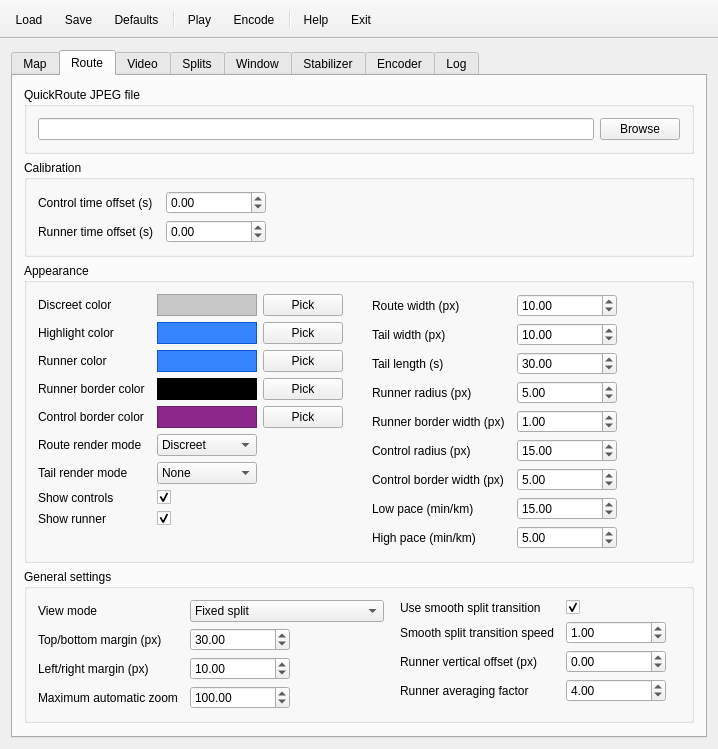
First picture: the form in src/MainWindow.ui, repository mikoro/orientview, before the edit.
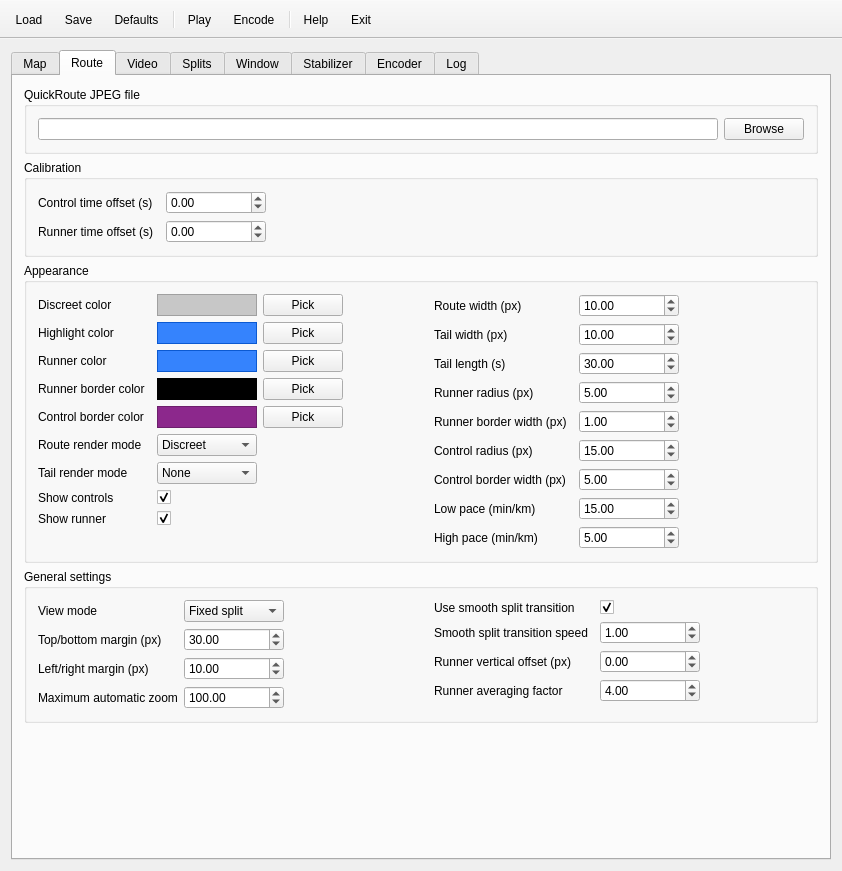
Second picture: the form after the edit. The open tabs and pages were chosen to show the change. Icons and pictures are not drawn.

Diff of the .ui file:
```diff
--- a/src/MainWindow.ui
+++ b/src/MainWindow.ui
@@ -6,8 +6,8 @@
    <rect>
     <x>0</x>
     <y>0</y>
-    <width>718</width>
-    <height>703</height>
+    <width>842</width>
+    <height>871</height>
    </rect>
   </property>
   <property name="sizePolicy">
@@ -644,6 +644,15 @@
           <layout class="QHBoxLayout" name="horizontalLayout_18">
            <item>
             <layout class="QFormLayout" name="formLayout_3">
+             <property name="fieldGrowthPolicy">
+              <enum>QFormLayout::AllNonFixedFieldsGrow</enum>
+             </property>
+             <property name="labelAlignment">
+              <set>Qt::AlignLeading|Qt::AlignLeft|Qt::AlignVCenter</set>
+             </property>
+             <property name="formAlignment">
+              <set>Qt::AlignLeading|Qt::AlignLeft|Qt::AlignTop</set>
+             </property>
              <property name="horizontalSpacing">
               <number>12</number>
              </property>
@@ -1200,6 +1209,15 @@
            </item>
            <item>
             <layout class="QFormLayout" name="formLayout_13">
+             <property name="fieldGrowthPolicy">
+              <enum>QFormLayout::AllNonFixedFieldsGrow</enum>
+             </property>
+             <property name="labelAlignment">
+              <set>Qt::AlignLeading|Qt::AlignLeft|Qt::AlignVCenter</set>
+             </property>
+             <property name="formAlignment">
+              <set>Qt::AlignLeading|Qt::AlignLeft|Qt::AlignTop</set>
+             </property>
              <property name="horizontalSpacing">
               <number>12</number>
              </property>
@@ -1777,8 +1795,14 @@
           <layout class="QHBoxLayout" name="horizontalLayout_19">
            <item>
             <layout class="QFormLayout" name="formLayout_15">
-             <property name="horizontalSpacing">
-              <number>12</number>
+             <property name="fieldGrowthPolicy">
+              <enum>QFormLayout::AllNonFixedFieldsGrow</enum>
+             </property>
+             <property name="labelAlignment">
+              <set>Qt::AlignLeading|Qt::AlignLeft|Qt::AlignVCenter</set>
+             </property>
+             <property name="formAlignment">
+              <set>Qt::AlignLeading|Qt::AlignLeft|Qt::AlignTop</set>
              </property>
              <item row="0" column="0">
               <widget class="QLabel" name="label_68">
@@ -1808,7 +1832,7 @@
              <item row="0" column="1">
               <widget class="QComboBox" name="comboBoxRouteManagerViewMode">
                <property name="sizePolicy">
-                <sizepolicy hsizetype="Maximum" vsizetype="Fixed">
+                <sizepolicy hsizetype="Preferred" vsizetype="Fixed">
                  <horstretch>0</horstretch>
                  <verstretch>0</verstretch>
                 </sizepolicy>
@@ -1821,7 +1845,7 @@
                </property>
                <property name="maximumSize">
                 <size>
-                 <width>16777215</width>
+                 <width>100</width>
                  <height>16777215</height>
                 </size>
                </property>
@@ -2038,6 +2062,15 @@
            </item>
            <item>
             <layout class="QFormLayout" name="formLayout_14">
+             <property name="fieldGrowthPolicy">
+              <enum>QFormLayout::AllNonFixedFieldsGrow</enum>
+             </property>
+             <property name="labelAlignment">
+              <set>Qt::AlignLeading|Qt::AlignLeft|Qt::AlignVCenter</set>
+             </property>
+             <property name="formAlignment">
+              <set>Qt::AlignLeading|Qt::AlignLeft|Qt::AlignTop</set>
+             </property>
              <property name="horizontalSpacing">
               <number>12</number>
              </property>
```
Left out of the diff: 27 changed lines with no effect on the pictures.
